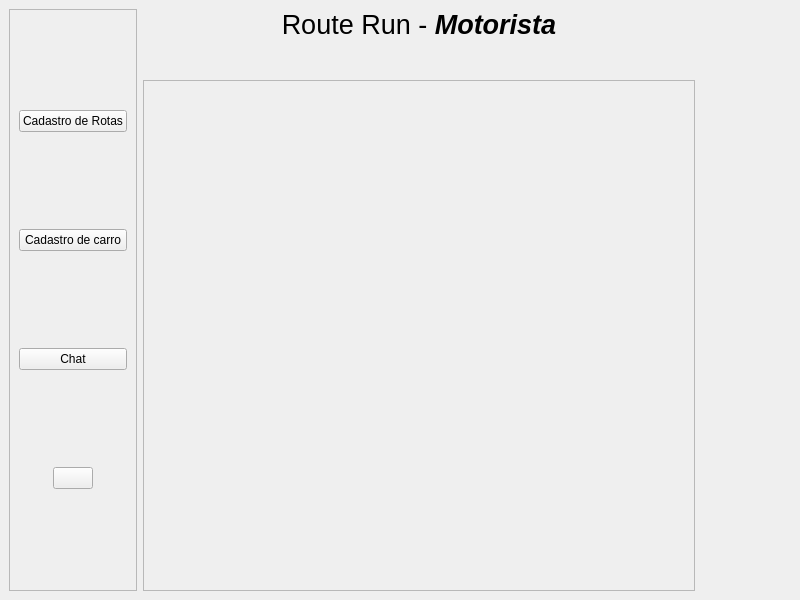
Old version of the form Cliente/ui/principal_motorista.ui in the repository Liedsonfsa/Route-Run.
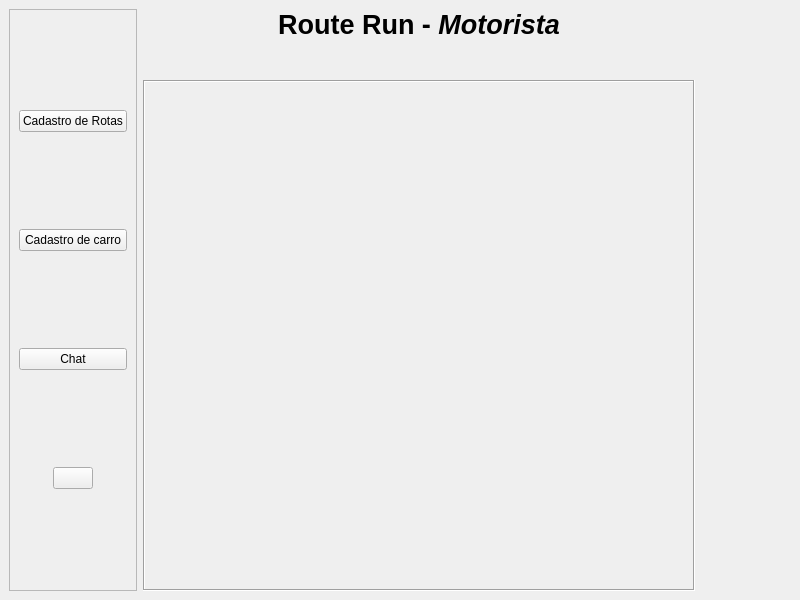
New version of the form. Icons and pictures are not drawn.

What changed in the file:
```diff
--- a/Cliente/ui/principal_motorista.ui
+++ b/Cliente/ui/principal_motorista.ui
@@ -133,7 +133,7 @@
     <item row="0" column="1">
      <widget class="QLabel" name="label">
       <property name="text">
-       <string>&lt;html&gt;&lt;head/&gt;&lt;body&gt;&lt;p align=&quot;center&quot;&gt;&lt;span style=&quot; font-size:20pt;&quot;&gt;Route Run - &lt;/span&gt;&lt;span style=&quot; font-size:20pt; font-weight:600; font-style:italic;&quot;&gt;Motorista&lt;/span&gt;&lt;/p&gt;&lt;/body&gt;&lt;/html&gt;</string>
+       <string>&lt;html&gt;&lt;head/&gt;&lt;body&gt;&lt;p align=&quot;center&quot;&gt;&lt;span style=&quot; font-size:20pt; font-weight:600;&quot;&gt;Route Run - &lt;/span&gt;&lt;span style=&quot; font-size:20pt; font-weight:600; font-style:italic;&quot;&gt;Motorista&lt;/span&gt;&lt;/p&gt;&lt;/body&gt;&lt;/html&gt;</string>
       </property>
      </widget>
     </item>
@@ -175,6 +175,9 @@
        </property>
        <item>
         <widget class="QScrollArea" name="scrollArea">
+         <property name="frameShape">
+          <enum>QFrame::Box</enum>
+         </property>
          <property name="widgetResizable">
           <bool>true</bool>
          </property>
@@ -183,8 +186,8 @@
            <rect>
             <x>0</x>
             <y>0</y>
-            <width>534</width>
-            <height>494</height>
+            <width>532</width>
+            <height>492</height>
            </rect>
           </property>
          </widget>
```
